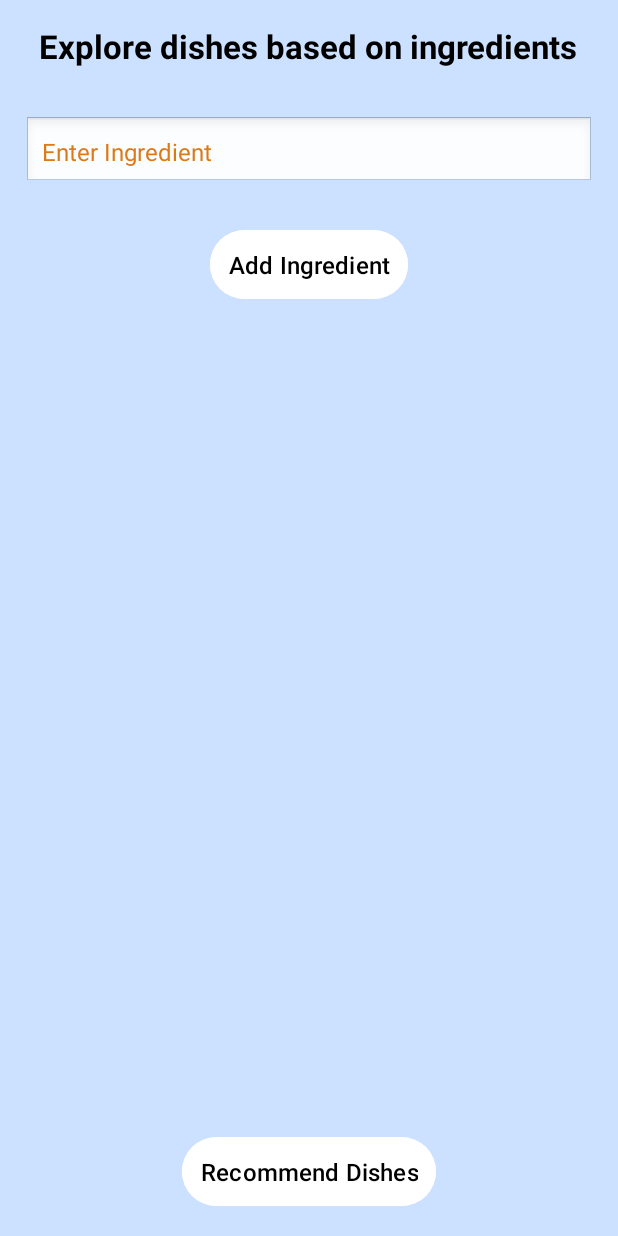
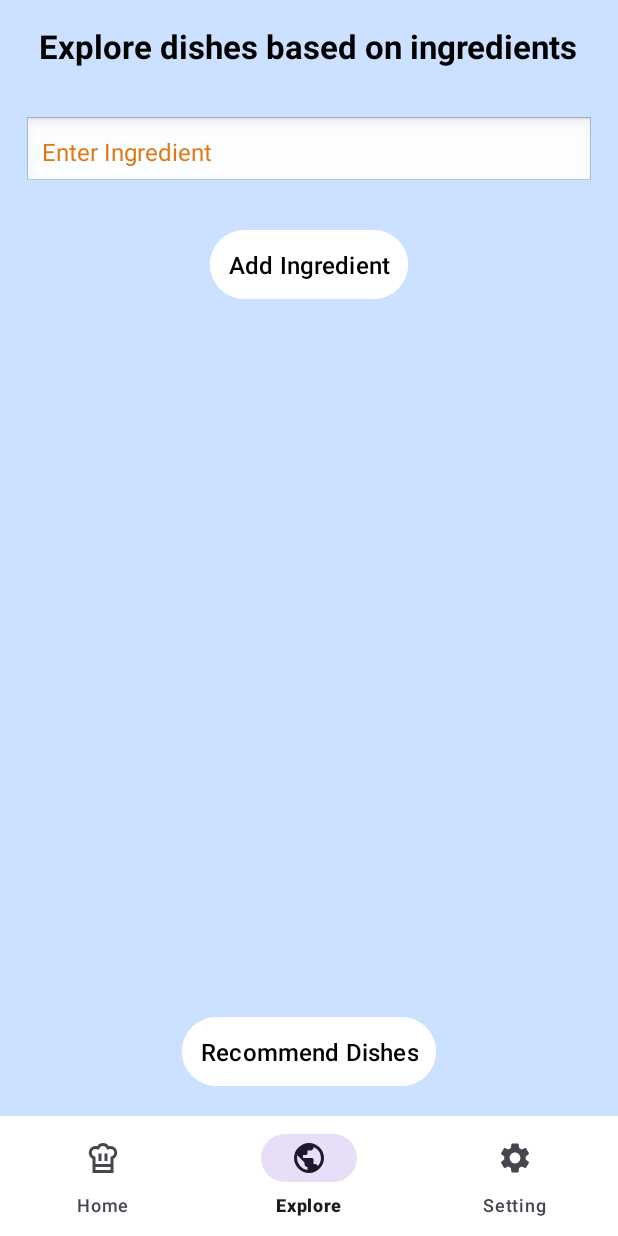
Before and after one commit to MohammedAdnan01/RecipeApp, an Android app built with Jetpack Compose: the screen it shows after launch once a user with an empty profile is signed in (IngredientActivity), item 2 of the bottom bar chosen, on a phone screen of 412 x 824 dp. Run offline under Robolectric (Android 15) with nearby library versions, the phone set to English and light mode, and no system bars; our stand-ins replace Firebase (no records; nobody signed in at launch, a user with empty details on screens opened directly); 1 statement that could not run was skipped.

Commit message:
Fixing Bottom Navigation Menu

```diff
--- a/SwiftBite/app/build.gradle.kts
+++ b/SwiftBite/app/build.gradle.kts
@@ -58,6 +58,7 @@ dependencies {
     implementation(libs.firebase.messaging)
     implementation(libs.firebase.messaging.ktx)
     implementation(libs.core.ktx)
+    implementation(libs.mediation.test.suite)
     testImplementation(libs.junit)
     androidTestImplementation(libs.androidx.junit)
     androidTestImplementation(libs.androidx.espresso.core)
--- a/SwiftBite/app/src/main/java/com/example/swiftbite/HomeActivity.kt
+++ b/SwiftBite/app/src/main/java/com/example/swiftbite/HomeActivity.kt
@@ -75,26 +75,28 @@
             })
 
             val bottomNav = findViewById<BottomNavigationView>(R.id.bottom_navigation)
-            bottomNav?.apply {
-                menu.findItem(R.id.nav_home).isChecked = true
-                setOnItemSelectedListener { item ->
+
+            val options = ActivityOptions.makeCustomAnimation(this, 0, 0)
+
+            bottomNav.menu.findItem(R.id.nav_home).isChecked = true
+
+            bottomNav.setOnItemSelectedListener { item ->
                 when (item.itemId) {
                     R.id.nav_home -> {
-                            return@setOnItemSelectedListener true // Already in this Activity
+                        return@setOnItemSelectedListener true // Already in this activity
                     }
                     R.id.nav_explore -> {
-                            val intent = Intent(this@HomeActivity, IngredientActivity::class.java)
-                            startActivity(intent, ActivityOptions.makeCustomAnimation(this@HomeActivity, 0, 0).toBundle())
+                        val intent = Intent(this, IngredientActivity::class.java)
+                        startActivity(intent, options.toBundle())
                         return@setOnItemSelectedListener true
                     }
                     R.id.nav_setting -> {
-                            val intent = Intent(this@HomeActivity, SettingActivity::class.java)
-                            startActivity(intent, ActivityOptions.makeCustomAnimation(this@HomeActivity, 0, 0).toBundle())
+                        intent = Intent(this, SettingActivity::class.java)
+                        startActivity(intent, options.toBundle())
                         return@setOnItemSelectedListener true
                     }
                 }
                 false
-                }
             }
 
             initializeSpeechRecognizer()
--- a/SwiftBite/app/src/main/java/com/example/swiftbite/IngredientActivity.kt
+++ b/SwiftBite/app/src/main/java/com/example/swiftbite/IngredientActivity.kt
@@ -1,5 +1,6 @@
 package com.example.swiftbite
 
+import android.app.ActivityOptions
 import android.content.Intent
 import android.os.Bundle
 import android.view.LayoutInflater
@@ -9,6 +10,8 @@ import android.widget.LinearLayout
 import android.widget.TextView
 import android.widget.Toast
 import androidx.appcompat.app.AppCompatActivity
+import com.google.android.ads.mediationtestsuite.activities.HomeActivity
+import com.google.android.material.bottomnavigation.BottomNavigationView
 
 class IngredientActivity : AppCompatActivity() {
 
@@ -46,6 +49,32 @@ class IngredientActivity : AppCompatActivity() {
             intent.putStringArrayListExtra("ingredients", ArrayList(ingredients))  // Passing ingredients list
             startActivity(intent)
         }
+
+        val bottomNav = findViewById<BottomNavigationView>(R.id.bottom_navigation)
+
+        val options = ActivityOptions.makeCustomAnimation(this, 0, 0)
+
+        bottomNav.menu.findItem(R.id.nav_explore).isChecked = true
+
+        bottomNav.setOnItemSelectedListener { item ->
+            when (item.itemId) {
+                R.id.nav_home -> {
+                    intent = Intent(this, HomeActivity::class.java)
+                    startActivity(intent, options.toBundle())
+                    return@setOnItemSelectedListener true
+
+                }
+                R.id.nav_explore -> {
+                    return@setOnItemSelectedListener true // Already in this activity
+                }
+                R.id.nav_setting -> {
+                    intent = Intent(this, SettingActivity::class.java)
+                    startActivity(intent, options.toBundle())
+                    return@setOnItemSelectedListener true
+                }
+            }
+            false
+        }
     }
 
     // Function to update the displayed list of ingredients
--- a/SwiftBite/app/src/main/java/com/example/swiftbite/SettingActivity.kt
+++ b/SwiftBite/app/src/main/java/com/example/swiftbite/SettingActivity.kt
@@ -38,7 +38,6 @@ class SettingActivity : AppCompatActivity() {
                 }
                 R.id.nav_explore -> {
                     val intent = Intent(this, IngredientActivity::class.java)
-                    startActivity(intent)
                     startActivity(intent, options.toBundle())
                     return@setOnItemSelectedListener true
                 }
--- a/SwiftBite/app/src/main/res/layout/activity_ingredient.xml
+++ b/SwiftBite/app/src/main/res/layout/activity_ingredient.xml
@@ -2,10 +2,18 @@
 <LinearLayout xmlns:android="http://schemas.android.com/apk/res/android"
     android:layout_width="match_parent"
     android:layout_height="match_parent"
+    xmlns:app="http://schemas.android.com/apk/res-auto"
     android:orientation="vertical"
     android:background="@color/bg_lightblue"
-    android:padding="16dp"
     android:gravity="center">
+
+    <LinearLayout
+        android:layout_width="match_parent"
+        android:layout_height="0dp"
+        android:layout_weight="1"
+        android:padding="16dp"
+        android:gravity="center"
+        android:orientation="vertical">
 
     <!-- Title TextView, aligned similar to 'Login' text in ConstraintLayout -->
     <TextView
@@ -52,7 +60,7 @@
         android:orientation="vertical"
         android:layout_weight="1"
         android:scrollbars="vertical"
-        android:layout_marginBottom="32dp"/>
+        android:layout_marginBottom="20dp"/>
 
     <!-- Button to recommend dishes, same color as the Add Ingredient button -->
     <Button
@@ -66,5 +74,13 @@
         android:layout_gravity="center"
         android:layout_marginTop="24dp"
         android:padding="12dp" />
+    </LinearLayout>
+
+    <com.google.android.material.bottomnavigation.BottomNavigationView
+        android:id="@+id/bottom_navigation"
+        android:layout_width="match_parent"
+        android:layout_height="wrap_content"
+        android:background="#FFFFFF"
+        app:menu="@menu/bottom_nav_menu" />
 
 </LinearLayout>
--- a/SwiftBite/gradle/libs.versions.toml
+++ b/SwiftBite/gradle/libs.versions.toml
@@ -22,6 +22,7 @@ composeBom = "2024.04.01"
 firebaseMessaging = "24.1.1"
 firebaseMessagingKtx = "24.1.1"
 coreKtxVersion = "1.6.1"
+mediationTestSuite = "3.0.0"
 
 [libraries]
 androidx-core-ktx = { group = "androidx.core", name = "core-ktx", version.ref = "coreKtx" }
@@ -51,6 +52,7 @@ retrofit = { module = "com.squareup.retrofit2:retrofit", version.ref = "retrofit
 firebase-messaging = { group = "com.google.firebase", name = "firebase-messaging", version.ref = "firebaseMessaging" }
 firebase-messaging-ktx = { group = "com.google.firebase", name = "firebase-messaging-ktx", version.ref = "firebaseMessagingKtx" }
 core-ktx = { group = "androidx.test", name = "core-ktx", version.ref = "coreKtxVersion" }
+mediation-test-suite = { group = "com.google.android.ads", name = "mediation-test-suite", version.ref = "mediationTestSuite" }
 
 [plugins]
 android-application = { id = "com.android.application", version.ref = "agp" }
```
Lines whose indentation alone changed are shown as unchanged.
